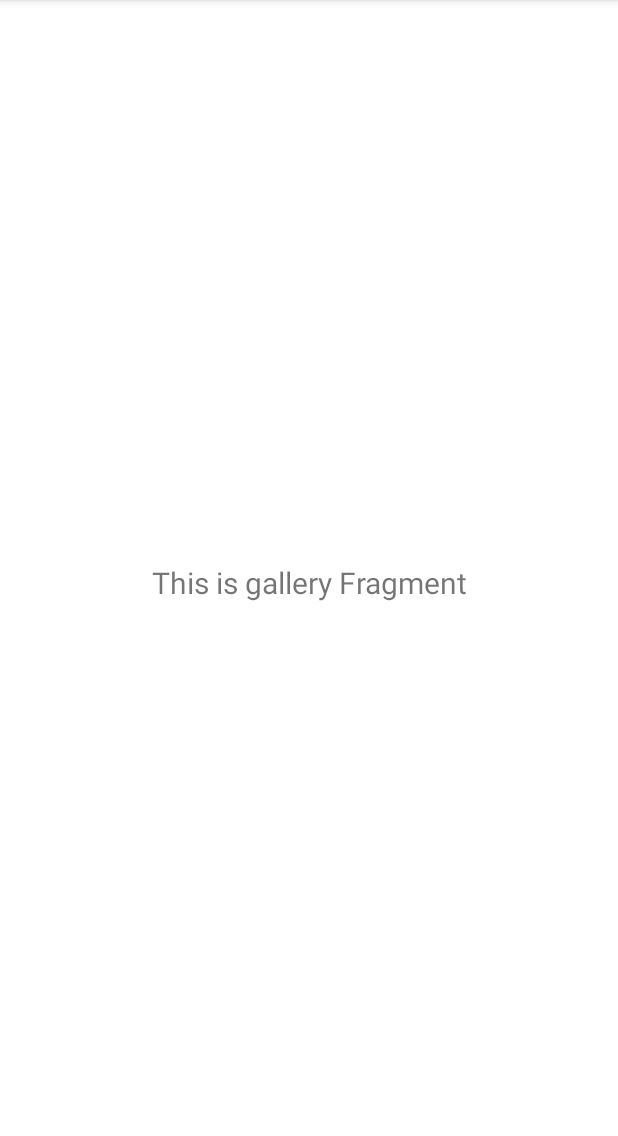
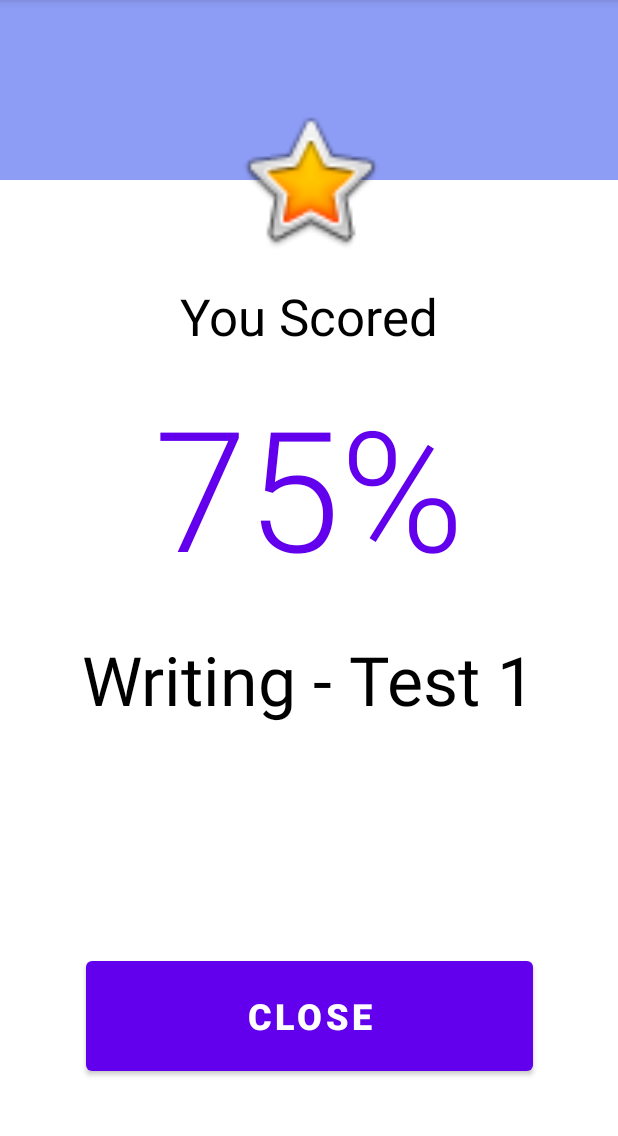
Before and after one commit to joakimljunglin/DVA232-ProjectGroup4, an Android app: the fragment example6Fragment shown on its own in the app's theme, on a phone screen of 412 x 824 dp, the part 84-1220 px from its top. Run offline under Robolectric (Android 15) with nearby library versions, the phone set to English and light mode, and no system bars.

Commit message:
Result page - Shows results directly after taken test

```diff
--- a/app/src/main/java/com/example/projectdva232v1/MainActivity.kt
+++ b/app/src/main/java/com/example/projectdva232v1/MainActivity.kt
@@ -23,11 +23,6 @@ class MainActivity : AppCompatActivity() {
         val toolbar: Toolbar = findViewById(R.id.toolbar)
         setSupportActionBar(toolbar)
 
-        val fab: FloatingActionButton = findViewById(R.id.fab)
-        fab.setOnClickListener { view ->
-            Snackbar.make(view, "Replace with your own action", Snackbar.LENGTH_LONG)
-                    .setAction("Action", null).show()
-        }
         val drawerLayout: DrawerLayout = findViewById(R.id.drawer_layout)
         val navView: NavigationView = findViewById(R.id.nav_view)
         val navController = findNavController(R.id.nav_host_fragment)
--- a/app/src/main/java/com/example/projectdva232v1/ui/example6/example6Fragment.kt
+++ b/app/src/main/java/com/example/projectdva232v1/ui/example6/example6Fragment.kt
@@ -4,28 +4,69 @@ import android.os.Bundle
 import android.view.LayoutInflater
 import android.view.View
 import android.view.ViewGroup
+import android.widget.Button
+import android.widget.ImageView
 import android.widget.TextView
 import androidx.fragment.app.Fragment
-import androidx.lifecycle.Observer
 import androidx.lifecycle.ViewModelProvider
 import com.example.projectdva232v1.R
+import kotlin.math.roundToInt
 
+// TODO: Needs renaming - alternatively copy class content and refactor to different type (AppCompatActivity?)
 class example6Fragment : Fragment() {
 
   private lateinit var example6Model: Example6Model
+  lateinit var backgroundColor: View
+  lateinit var activityLogo: ImageView
+  lateinit var testScore: TextView
+  lateinit var testName: TextView
+  lateinit var closeButton: Button
+  var score: Int = 0
+  var maxScore: Int = 0
+  lateinit var activityName: String
+
 
   override fun onCreateView(
     inflater: LayoutInflater,
     container: ViewGroup?,
     savedInstanceState: Bundle?
   ): View? {
-    example6Model =
-            ViewModelProvider(this).get(Example6Model::class.java)
+    example6Model = ViewModelProvider(this).get(Example6Model::class.java)
     val root = inflater.inflate(R.layout.fragment_example6, container, false)
-    val textView: TextView = root.findViewById(R.id.text_6)
-    example6Model.text.observe(viewLifecycleOwner, Observer {
-      textView.text = it
-    })
+
+    // TODO: Use these values or somehow get values from previous test page in another way?
+    /*
+    score = intent.getIntExtra(correctAnswers, Int)
+    maxScore = intent.getIntExtra(totalAnswers, Int)
+    activityName = intent.getStringExtra(activity)
+    */
+
+    initView(root)
+
     return root
   }
+
+  private fun initView(view: View){
+    backgroundColor = view.findViewById(R.id.resultBackground)
+    activityLogo = view.findViewById(R.id.result_ActivityLogo)
+    testScore = view.findViewById(R.id.result_TestScore)
+    testName = view.findViewById(R.id.result_TestName)
+    closeButton = view.findViewById(R.id.result_CloseButton)
+
+    // TODO: Connect these setters to values from previous test page and relevant resources
+    /*
+      TODO: Create resources for category colors and icons (strings/drawables?)
+      backgroundColor.setBackgroundColor(/* Insert color resource here - depends on test-category */)
+      activityLogo.setImageResource(/* Insert image resource here - depends on test-category */)
+    testScore.text = calcPercentage().toString()+"%"
+    testName.text = activityName
+    // Direct closeButton to TestSelector/other page?
+     */
+  }
+
+  private fun calcPercentage(): Int {
+    var result: Double = score.toDouble() / maxScore.toDouble()
+    result *= 100
+    return result.roundToInt()
+  }
 }
--- a/app/src/main/res/layout/app_bar_main.xml
+++ b/app/src/main/res/layout/app_bar_main.xml
@@ -23,12 +23,4 @@
 
     <include layout="@layout/content_main"/>
 
-    <com.google.android.material.floatingactionbutton.FloatingActionButton
-        android:id="@+id/fab"
-        android:layout_width="wrap_content"
-        android:layout_height="wrap_content"
-        android:layout_gravity="bottom|end"
-        android:layout_margin="@dimen/fab_margin"
-        app:srcCompat="@android:drawable/ic_dialog_email" />
-
 </androidx.coordinatorlayout.widget.CoordinatorLayout>
--- a/app/src/main/res/layout/fragment_example6.xml
+++ b/app/src/main/res/layout/fragment_example6.xml
@@ -7,17 +7,75 @@
     android:layout_height="match_parent"
     tools:context=".ui.example6.example6Fragment" >
 
-    <TextView
-        android:id="@+id/text_6"
-        android:layout_width="match_parent"
-        android:layout_height="wrap_content"
-        android:layout_marginStart="8dp"
-        android:layout_marginTop="8dp"
-        android:layout_marginEnd="8dp"
-        android:textAlignment="center"
-        android:textSize="20sp"
+    <Button
+        android:id="@+id/result_CloseButton"
+        android:layout_width="298dp"
+        android:layout_height="85dp"
+        android:layout_marginStart="32dp"
+        android:layout_marginLeft="32dp"
+        android:layout_marginEnd="32dp"
+        android:layout_marginRight="32dp"
+        android:layout_marginBottom="48dp"
+        android:text="@string/close_button"
+        android:textSize="24sp"
+        android:textStyle="bold"
+        app:layout_constraintBottom_toBottomOf="parent"
+        app:layout_constraintEnd_toEndOf="parent"
+        app:layout_constraintStart_toStartOf="parent" />
+
+    <View
+        android:id="@+id/resultBackground"
+        android:layout_width="0dp"
+        android:layout_height="120dp"
+        android:background="#8D9CF4"
+        app:layout_constraintEnd_toEndOf="parent"
+        app:layout_constraintHorizontal_bias="0.0"
+        app:layout_constraintStart_toStartOf="parent"
+        app:layout_constraintTop_toTopOf="parent" />
+
+    <ImageView
+        android:id="@+id/result_ActivityLogo"
+        android:layout_width="150dp"
+        android:layout_height="104dp"
+        android:src="@android:drawable/btn_star_big_on"
+        app:layout_constraintBottom_toBottomOf="@+id/resultBackground"
         app:layout_constraintEnd_toEndOf="parent"
         app:layout_constraintStart_toStartOf="parent"
-        app:layout_constraintTop_toTopOf="parent"
-        app:layout_constraintBottom_toBottomOf="parent" />
+        app:layout_constraintTop_toBottomOf="@+id/resultBackground" />
+
+    <TextView
+        android:id="@+id/result_YouScored"
+        android:layout_width="wrap_content"
+        android:layout_height="wrap_content"
+        android:layout_marginTop="16dp"
+        android:text="@string/result_youscored"
+        android:textAppearance="@style/TextAppearance.AppCompat.Display1"
+        android:textColor="@color/black"
+        app:layout_constraintEnd_toEndOf="parent"
+        app:layout_constraintStart_toStartOf="parent"
+        app:layout_constraintTop_toBottomOf="@+id/result_ActivityLogo" />
+
+    <TextView
+        android:id="@+id/result_TestScore"
+        android:layout_width="wrap_content"
+        android:layout_height="wrap_content"
+        android:layout_marginTop="16dp"
+        android:text="@string/resultpercentage_example"
+        android:textAppearance="@style/TextAppearance.AppCompat.Display4"
+        android:textColor="@color/purple_500"
+        app:layout_constraintEnd_toEndOf="parent"
+        app:layout_constraintStart_toStartOf="parent"
+        app:layout_constraintTop_toBottomOf="@+id/result_YouScored" />
+
+    <TextView
+        android:id="@+id/result_TestName"
+        android:layout_width="wrap_content"
+        android:layout_height="wrap_content"
+        android:layout_marginTop="24dp"
+        android:text="@string/result_activityname"
+        android:textAppearance="@style/TextAppearance.AppCompat.Display2"
+        android:textColor="@color/black"
+        app:layout_constraintEnd_toEndOf="parent"
+        app:layout_constraintStart_toStartOf="parent"
+        app:layout_constraintTop_toBottomOf="@+id/result_TestScore" />
 </androidx.constraintlayout.widget.ConstraintLayout>
--- a/app/src/main/res/values/strings.xml
+++ b/app/src/main/res/values/strings.xml
@@ -6,6 +6,10 @@
     <string name="nav_header_subtitle">android.studio@android.com</string>
     <string name="nav_header_desc">Navigation header</string>
     <string name="action_settings">Settings</string>
+    <string name="close_button">Close</string>
+    <string name="result_youscored">You Scored</string>
+    <string name="resultpercentage_example">75%</string>
+    <string name="result_activityname">Writing - Test 1</string>
 
     <string name="menu_home">Home</string>
     <string name="menu_gallery">Gallery</string>
```
